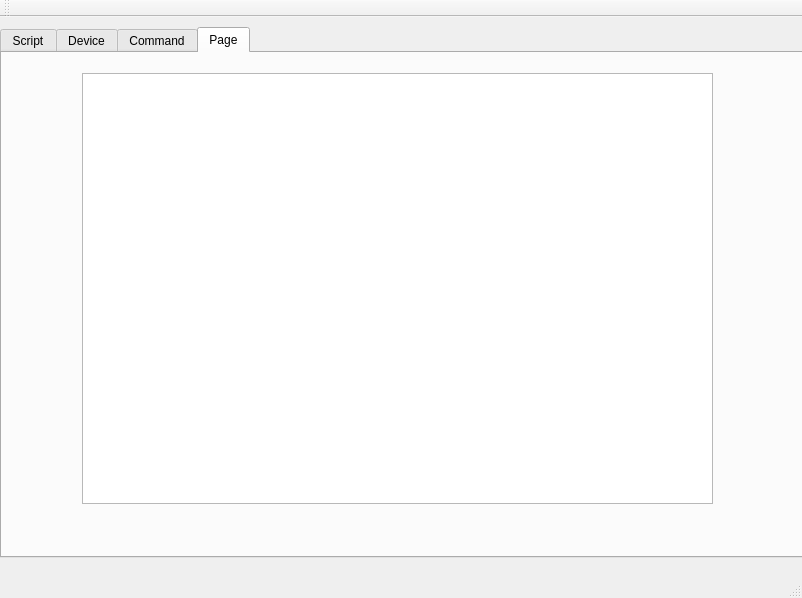
Above: apps/livestitching/mainwindow.ui from blahgeek/OpenCV-octVR before the change. Below: the same form after it.
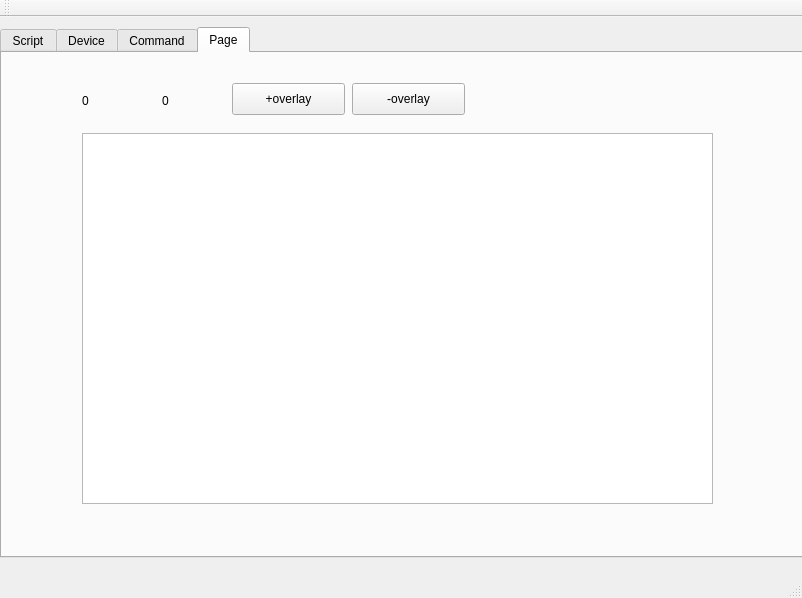
That is the form after the change.

Commit message: add/del overlay

```diff
--- a/apps/livestitching/mainwindow.ui
+++ b/apps/livestitching/mainwindow.ui
@@ -799,12 +799,64 @@
       <property name="geometry">
        <rect>
         <x>80</x>
-        <y>20</y>
+        <y>80</y>
         <width>631</width>
-        <height>431</height>
+        <height>371</height>
        </rect>
       </property>
      </widget>
+     <widget class="QLabel" name="label_input_number">
+      <property name="geometry">
+       <rect>
+        <x>80</x>
+        <y>40</y>
+        <width>59</width>
+        <height>16</height>
+       </rect>
+      </property>
+      <property name="text">
+       <string>0</string>
+      </property>
+     </widget>
+     <widget class="QLabel" name="label_overlay_number">
+      <property name="geometry">
+       <rect>
+        <x>160</x>
+        <y>40</y>
+        <width>59</width>
+        <height>16</height>
+       </rect>
+      </property>
+      <property name="text">
+       <string>0</string>
+      </property>
+     </widget>
+     <widget class="QPushButton" name="pushButton_overlay_add">
+      <property name="geometry">
+       <rect>
+        <x>230</x>
+        <y>30</y>
+        <width>113</width>
+        <height>32</height>
+       </rect>
+      </property>
+      <property name="text">
+       <string>+overlay</string>
+      </property>
+     </widget>
+     <widget class="QPushButton" name="pushButton_overlay_del">
+      <property name="geometry">
+       <rect>
+        <x>350</x>
+        <y>30</y>
+        <width>113</width>
+        <height>32</height>
+       </rect>
+      </property>
+      <property name="text">
+       <string>-overlay</string>
+      </property>
+     </widget>
     </widget>
    </widget>
   </widget>
```
The commit also changes 6 other files.
